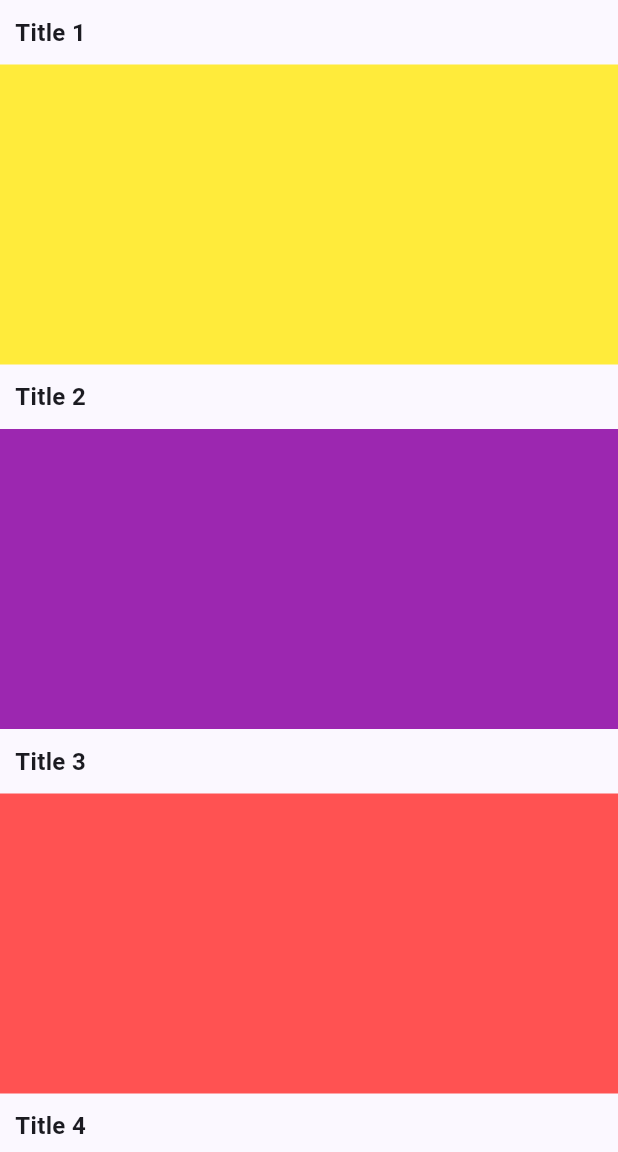
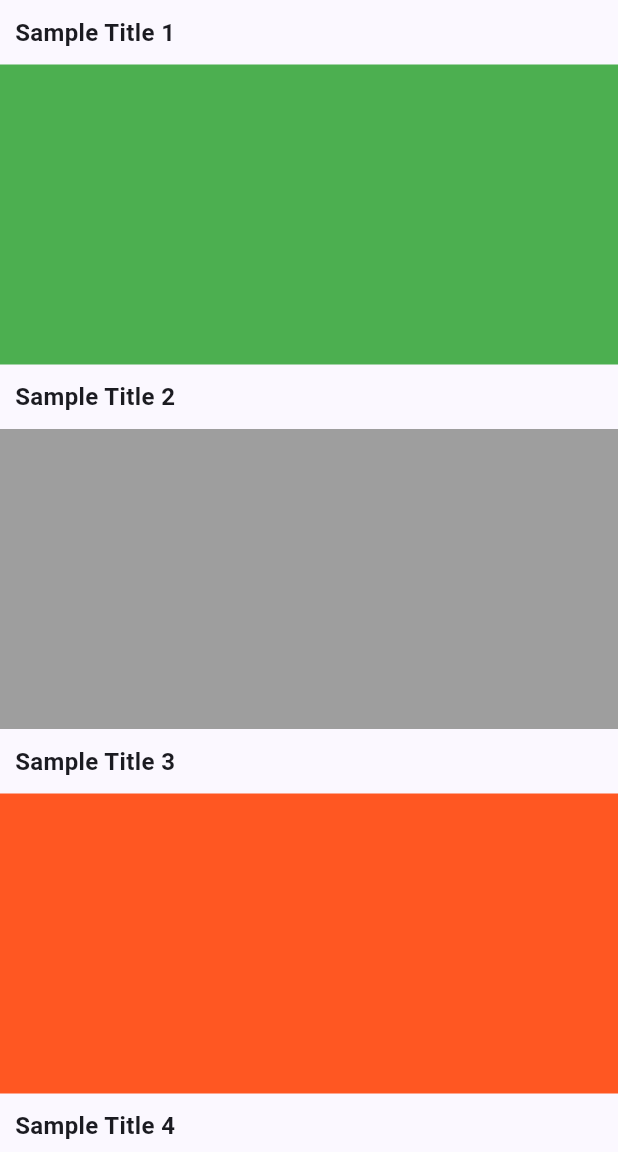
Before and after one commit to Limjungung/flutter_usage, a Flutter app: the screen it shows after launch, on a phone screen of 412 x 824 dp, the part 84-1236 px from its top. Run offline on Flutter 3.47's test engine with Material 3 defaults, Android fonts, the phone set to English and light mode, and no system bars.

Commit message:
ListView builder 사용하기(개선)

```diff
--- a/lib/main.dart
+++ b/lib/main.dart
@@ -16,15 +16,15 @@ class MyApp extends StatelessWidget {
         colorScheme: ColorScheme.fromSeed(seedColor: Colors.indigo),
         useMaterial3: true,
       ),
-      home: const MyHomePage(title: 'Flutter Demo Home Page'),
+      home: const MyHomePage(titleConfig: 'Flutter Demo Home Page'),
     );
   }
 }
 
 class MyHomePage extends StatefulWidget {
-  const MyHomePage({super.key, required this.title});
+  const MyHomePage({super.key, required this.titleConfig});
 
-  final String title;
+  final String titleConfig;
 
   @override
   State<MyHomePage> createState() => _MyHomePageState();
@@ -32,22 +32,41 @@ class MyHomePage extends StatefulWidget {
 
 class _MyHomePageState extends State<MyHomePage> {
 
+  // postList를 set으로 선언하지 말고, array로 지정하기
+  final postList = [
+    {
+      "title": "Sample Title 1",
+      "color": Colors.green,
+    },
+    {
+      "title": "Sample Title 2",
+      "color": Colors.grey,
+    },
+    {
+      "title": "Sample Title 3",
+      "color": Colors.deepOrange,
+    },
+    {
+      "title": "Sample Title 4",
+      "color": Colors.deepOrange,
+    },
+  ];
+
   @override
   Widget build(BuildContext context) {
     return Scaffold(
       appBar: AppBar(
         backgroundColor: Theme.of(context).colorScheme.inversePrimary,
-        title: Text(widget.title),
+        title: Text(widget.titleConfig),
       ),
-      body: ListView(
-        children: [
-          postContainer(title: "Title 1", colorData: Colors.yellow),
-          postContainer(title: "Title 2", colorData: Colors.purple),
-          postContainer(title: "Title 3", colorData: Colors.redAccent),
-          postContainer(title: "Title 4"),
-          postContainer(title: "Title 5"),
-
-        ],
+      body: ListView.builder(
+          itemCount: postList.length,
+          itemBuilder: (BuildContext con, int index) {
+            return postContainer(
+              title: postList[index]["title"] as String,
+              colorData: postList[index]["color"] as Color,
+            );
+          },
       ),
       // This trailing comma makes auto-formatting nicer for build methods.
     );
```
